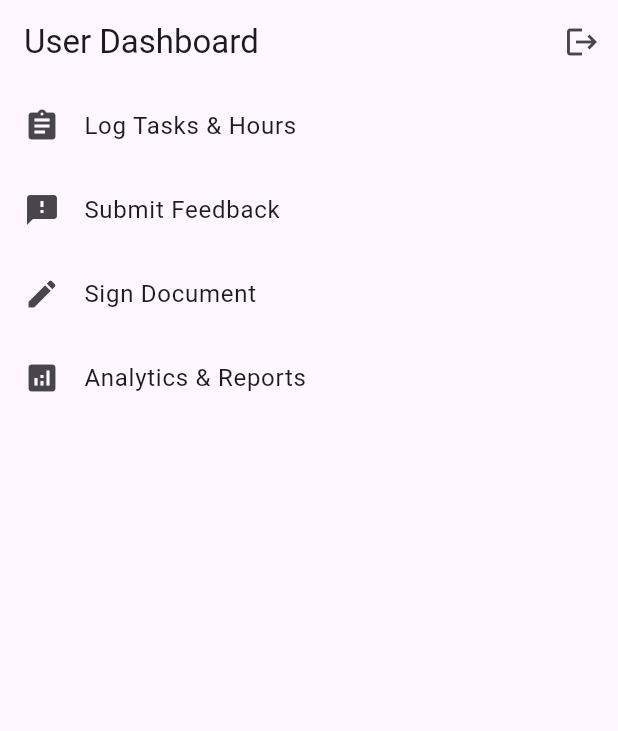
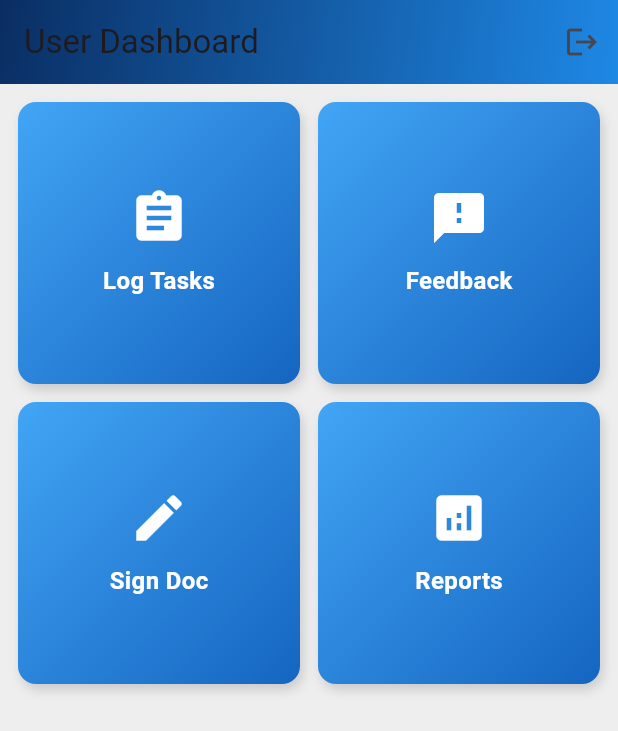
Before and after one commit to gy4an/logmate, a Flutter app: the UserDashboardScreen screen opened directly, on a phone screen of 412 x 824 dp. Shown: the top 731 px of the screen. Run offline on Flutter 3.47's test engine with Material 3 defaults, Android fonts, the phone set to English and light mode, and no system bars; our stand-ins replace signature.

Commit message:
UserDashboard new UI

```diff
--- a/main/lib/screens/user_dashboard_screen.dart
+++ b/main/lib/screens/user_dashboard_screen.dart
@@ -26,6 +26,48 @@ class UserDashboardScreen extends StatelessWidget {
     return result ?? false;
   }
 
+  Widget dashboardCard({
+    required IconData icon,
+    required String title,
+    required VoidCallback onTap,
+  }) {
+    return GestureDetector(
+      onTap: onTap,
+      child: Container(
+        decoration: BoxDecoration(
+          gradient: LinearGradient(
+            colors: [Colors.blue.shade400, Colors.blue.shade800],
+            begin: Alignment.topLeft,
+            end: Alignment.bottomRight,
+          ),
+          borderRadius: BorderRadius.circular(12),
+          boxShadow: [
+            BoxShadow(
+              color: Colors.black.withOpacity(0.15),
+              blurRadius: 6,
+              offset: const Offset(2, 4),
+            )
+          ],
+        ),
+        child: Column(
+          mainAxisAlignment: MainAxisAlignment.center,
+          children: [
+            Icon(icon, size: 40, color: Colors.white),
+            const SizedBox(height: 10),
+            Text(
+              title,
+              style: const TextStyle(
+                color: Colors.white,
+                fontSize: 16,
+                fontWeight: FontWeight.bold,
+              ),
+            ),
+          ],
+        ),
+      ),
+    );
+  }
+
   @override
   Widget build(BuildContext context) {
     return WillPopScope(
@@ -42,6 +84,15 @@ class UserDashboardScreen extends StatelessWidget {
       child: Scaffold(
         appBar: AppBar(
           title: const Text('User Dashboard'),
+          flexibleSpace: Container(
+            decoration: const BoxDecoration(
+              gradient: LinearGradient(
+                colors: [Color(0xFF0A2E63), Color(0xFF1E88E5)],
+                begin: Alignment.topLeft,
+                end: Alignment.bottomRight,
+              ),
+            ),
+          ),
           actions: [
             IconButton(
               icon: const Icon(Icons.logout),
@@ -60,11 +111,17 @@ class UserDashboardScreen extends StatelessWidget {
             ),
           ],
         ),
-        body: ListView(
+        backgroundColor: Colors.grey.shade200, // light bg so cards stand out
+        body: Padding(
+          padding: const EdgeInsets.all(12.0),
+          child: GridView.count(
+            crossAxisCount: 2,
+            crossAxisSpacing: 12,
+            mainAxisSpacing: 12,
             children: [
-            ListTile(
-              leading: const Icon(Icons.assignment),
-              title: const Text('Log Tasks & Hours'),
+              dashboardCard(
+                icon: Icons.assignment,
+                title: "Log Tasks",
                 onTap: () {
                   Navigator.push(
                     context,
@@ -74,27 +131,27 @@ class UserDashboardScreen extends StatelessWidget {
                   );
                 },
               ),
-            ListTile(
-              leading: const Icon(Icons.feedback),
-              title: const Text('Submit Feedback'),
+              dashboardCard(
+                icon: Icons.feedback,
+                title: "Feedback",
                 onTap: () {
                   ScaffoldMessenger.of(context).showSnackBar(
                     const SnackBar(content: Text('Coming soon: Feedback')),
                   );
                 },
               ),
-            ListTile(
-              leading: const Icon(Icons.edit),
-              title: const Text('Sign Document'),
+              dashboardCard(
+                icon: Icons.edit,
+                title: "Sign Doc",
                 onTap: () {
                   ScaffoldMessenger.of(context).showSnackBar(
                     const SnackBar(content: Text('Coming soon: Signature')),
                   );
                 },
               ),
-            ListTile(
-              leading: const Icon(Icons.analytics),
-              title: const Text('Analytics & Reports'),
+              dashboardCard(
+                icon: Icons.analytics,
+                title: "Reports",
                 onTap: () {
                   ScaffoldMessenger.of(context).showSnackBar(
                     const SnackBar(content: Text('Coming soon: Analytics')),
@@ -104,6 +161,7 @@ class UserDashboardScreen extends StatelessWidget {
             ],
           ),
         ),
+      ),
     );
   }
 }
```
Lines whose indentation alone changed are shown as unchanged.
